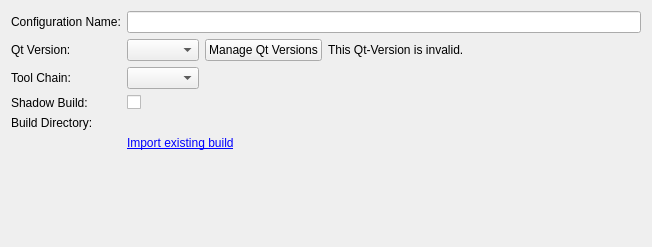
Above: src/plugins/qt4projectmanager/qt4projectconfigwidget.ui from qt-creator/qt-creator before the change. Below: the same form after it.
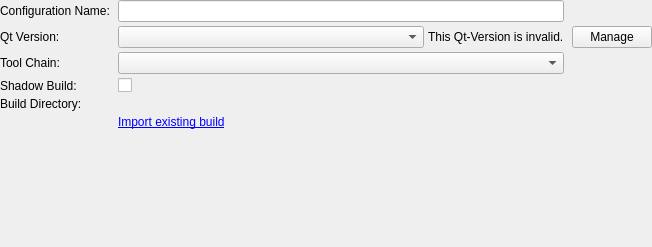
That is the form after the change. Custom widgets are drawn as their Qt base class.

Commit message: Beautify general build configuration.

What changed in the file:
```diff
--- a/src/plugins/qt4projectmanager/qt4projectconfigwidget.ui
+++ b/src/plugins/qt4projectmanager/qt4projectconfigwidget.ui
@@ -10,11 +10,20 @@
     <height>247</height>
    </rect>
   </property>
-  <layout class="QGridLayout" name="gridLayout">
-   <item row="0" column="0">
-    <layout class="QFormLayout" name="formLayout">
-     <property name="fieldGrowthPolicy">
-      <enum>QFormLayout::ExpandingFieldsGrow</enum>
+  <layout class="QVBoxLayout" name="verticalLayout">
+   <property name="spacing">
+    <number>0</number>
+   </property>
+   <property name="margin">
+    <number>0</number>
+   </property>
+   <item>
+    <layout class="QGridLayout" name="gridLayout">
+     <property name="horizontalSpacing">
+      <number>8</number>
+     </property>
+     <property name="verticalSpacing">
+      <number>4</number>
      </property>
      <item row="0" column="0">
       <widget class="QLabel" name="nameLabel">
@@ -47,46 +56,52 @@
       </widget>
      </item>
      <item row="1" column="1">
-      <layout class="QHBoxLayout" name="horizontalLayout_2">
+      <layout class="QHBoxLayout" name="horizontalLayout">
+       <property name="spacing">
+        <number>4</number>
+       </property>
        <item>
         <widget class="QComboBox" name="qtVersionComboBox">
          <property name="sizePolicy">
-          <sizepolicy hsizetype="Preferred" vsizetype="Preferred">
+          <sizepolicy hsizetype="Expanding" vsizetype="Fixed">
            <horstretch>0</horstretch>
            <verstretch>0</verstretch>
           </sizepolicy>
          </property>
         </widget>
        </item>
-       <item>
-        <widget class="QPushButton" name="manageQtVersionPushButtons">
-         <property name="text">
-          <string>Manage Qt Versions</string>
-         </property>
-        </widget>
-       </item>
        <item>
         <widget class="QLabel" name="invalidQtWarningLabel">
+         <property name="sizePolicy">
+          <sizepolicy hsizetype="Maximum" vsizetype="Preferred">
+           <horstretch>0</horstretch>
+           <verstretch>0</verstretch>
+          </sizepolicy>
+         </property>
          <property name="text">
           <string>This Qt-Version is invalid.</string>
          </property>
         </widget>
        </item>
-       <item>
-        <spacer name="horizontalSpacer_2">
-         <property name="orientation">
-          <enum>Qt::Horizontal</enum>
-         </property>
-         <property name="sizeHint" stdset="0">
-          <size>
-           <width>40</width>
-           <height>20</height>
-          </size>
-         </property>
-        </spacer>
-       </item>
       </layout>
      </item>
+     <item row="1" column="2">
+      <widget class="QPushButton" name="manageQtVersionPushButtons">
+       <property name="text">
+        <string>Manage</string>
+       </property>
+      </widget>
+     </item>
+     <item row="2" column="0">
+      <widget class="QLabel" name="label_2">
+       <property name="text">
+        <string>Tool Chain:</string>
+       </property>
+      </widget>
+     </item>
+     <item row="2" column="1">
+      <widget class="QComboBox" name="toolChainComboBox"/>
+     </item>
      <item row="3" column="0">
       <widget class="QLabel" name="label">
        <property name="text">
@@ -114,6 +129,16 @@
        </property>
       </widget>
      </item>
+     <item row="4" column="1">
+      <widget class="Core::Utils::PathChooser" name="shadowBuildDirEdit">
+       <property name="sizePolicy">
+        <sizepolicy hsizetype="Expanding" vsizetype="Preferred">
+         <horstretch>0</horstretch>
+         <verstretch>0</verstretch>
+        </sizepolicy>
+       </property>
+      </widget>
+     </item>
      <item row="5" column="1">
       <widget class="QLabel" name="importLabel">
        <property name="text">
@@ -124,45 +149,9 @@
        </property>
       </widget>
      </item>
-     <item row="4" column="1">
-      <widget class="Core::Utils::PathChooser" name="shadowBuildDirEdit" native="true">
-       <property name="sizePolicy">
-        <sizepolicy hsizetype="Expanding" vsizetype="Preferred">
-         <horstretch>0</horstretch>
-         <verstretch>0</verstretch>
-        </sizepolicy>
-       </property>
-      </widget>
-     </item>
-     <item row="2" column="1">
-      <widget class="QComboBox" name="toolChainComboBox"/>
-     </item>
-     <item row="2" column="0">
-      <widget class="QLabel" name="label_2">
-       <property name="text">
-        <string>Tool Chain:</string>
-       </property>
-      </widget>
-     </item>
     </layout>
    </item>
-   <item row="0" column="1">
-    <spacer name="horizontalSpacer">
-     <property name="orientation">
-      <enum>Qt::Horizontal</enum>
-     </property>
-     <property name="sizeType">
-      <enum>QSizePolicy::Preferred</enum>
-     </property>
-     <property name="sizeHint" stdset="0">
-      <size>
-       <width>0</width>
-       <height>20</height>
-      </size>
-     </property>
-    </spacer>
-   </item>
-   <item row="1" column="0">
+   <item>
     <spacer name="verticalSpacer">
      <property name="orientation">
       <enum>Qt::Vertical</enum>
```
The commit also changes 3 other files.
